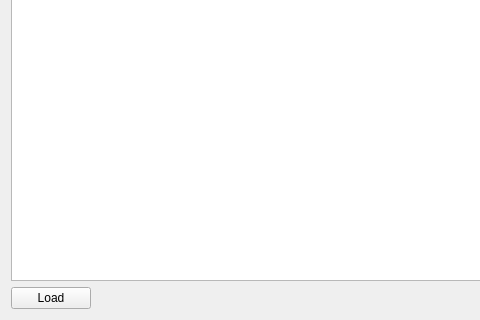
The window that src/VMTD/VMTD/device/VMTDDeviceTableForm.ui (ekushko/qt-vxlan-mtd) describes before a commit, drawn with Qt 5; both pictures show x 0 to 480 and y 149 to 469 of the 709 by 469 pixel window.
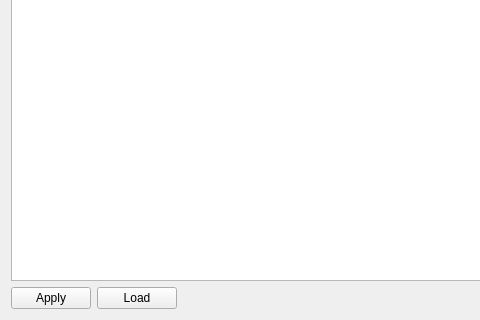
The same window after the commit.

Commit message: Добавлена кнопка apply для менеджера устройств

Patch:
```diff
--- a/src/VMTD/VMTD/device/VMTDDeviceTableForm.ui
+++ b/src/VMTD/VMTD/device/VMTDDeviceTableForm.ui
@@ -19,6 +19,13 @@
    </item>
    <item>
     <layout class="QHBoxLayout" name="hl_1">
+     <item>
+      <widget class="QPushButton" name="pbApply">
+       <property name="text">
+        <string>Apply</string>
+       </property>
+      </widget>
+     </item>
      <item>
       <widget class="QPushButton" name="pbLoad">
        <property name="text">
```
The commit also changes 5 other files.
